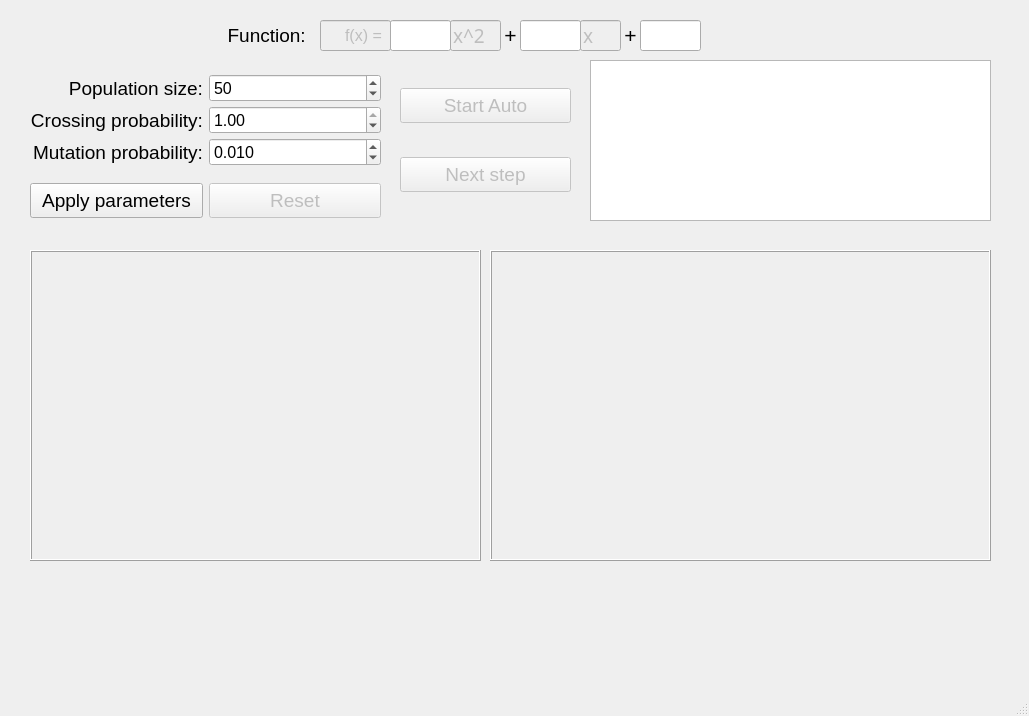
Above: Window.ui from de-nuke/SimpleGeneticAlgorithm before the change. Below: the same form after it.
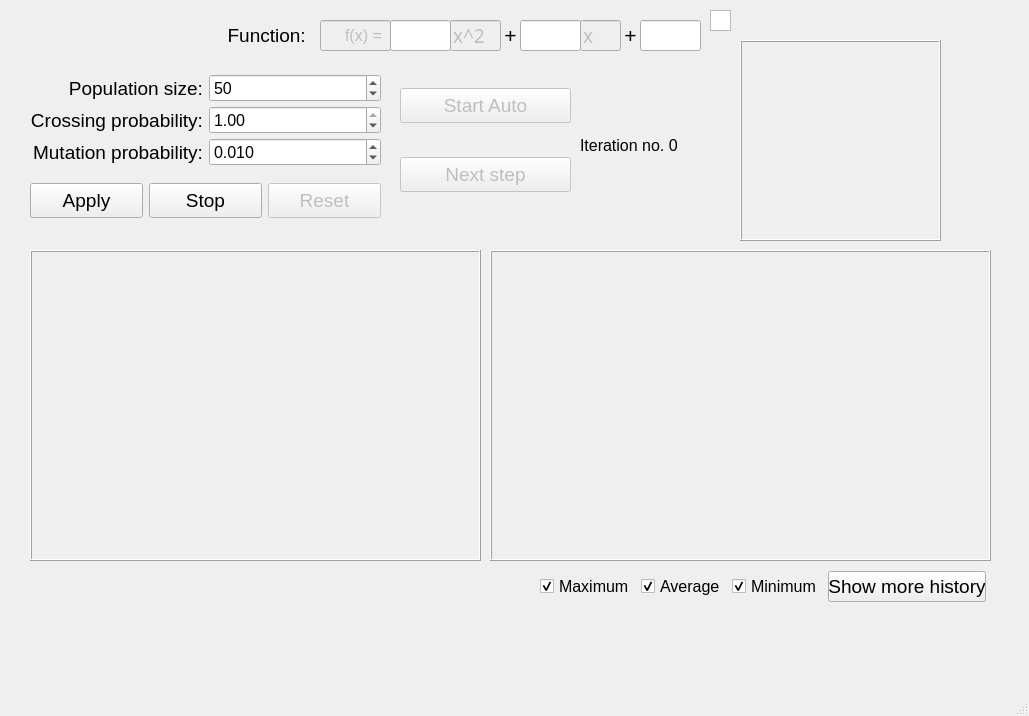
That is the form after the change.

What changed in the file:
```diff
--- a/Window.ui
+++ b/Window.ui
@@ -266,10 +266,10 @@
    <widget class="QGraphicsView" name="canvas">
     <property name="geometry">
      <rect>
-      <x>590</x>
-      <y>60</y>
-      <width>401</width>
-      <height>161</height>
+      <x>710</x>
+      <y>10</y>
+      <width>21</width>
+      <height>21</height>
      </rect>
     </property>
    </widget>
@@ -464,7 +464,22 @@
         <string notr="true">padding: 5px;</string>
        </property>
        <property name="text">
-        <string>Apply parameters</string>
+        <string>Apply</string>
+       </property>
+      </widget>
+     </item>
+     <item>
+      <widget class="QPushButton" name="clear_btn">
+       <property name="font">
+        <font>
+         <pointsize>14</pointsize>
+        </font>
+       </property>
+       <property name="styleSheet">
+        <string notr="true">padding: 5px;</string>
+       </property>
+       <property name="text">
+        <string>Stop</string>
        </property>
       </widget>
      </item>
@@ -488,6 +503,115 @@
      </item>
     </layout>
    </widget>
+   <widget class="QLabel" name="log_label">
+    <property name="geometry">
+     <rect>
+      <x>580</x>
+      <y>70</y>
+      <width>171</width>
+      <height>151</height>
+     </rect>
+    </property>
+    <property name="font">
+     <font>
+      <pointsize>12</pointsize>
+     </font>
+    </property>
+    <property name="styleSheet">
+     <string notr="true"/>
+    </property>
+    <property name="text">
+     <string>Iteration no. 0</string>
+    </property>
+   </widget>
+   <widget class="QWidget" name="horizontalLayoutWidget_2">
+    <property name="geometry">
+     <rect>
+      <x>540</x>
+      <y>570</y>
+      <width>446</width>
+      <height>33</height>
+     </rect>
+    </property>
+    <layout class="QHBoxLayout" name="horizontalLayout_2">
+     <item>
+      <widget class="QCheckBox" name="max_check">
+       <property name="font">
+        <font>
+         <pointsize>12</pointsize>
+        </font>
+       </property>
+       <property name="text">
+        <string>Maximum</string>
+       </property>
+       <property name="checked">
+        <bool>true</bool>
+       </property>
+      </widget>
+     </item>
+     <item>
+      <widget class="QCheckBox" name="avg_check">
+       <property name="font">
+        <font>
+         <pointsize>12</pointsize>
+        </font>
+       </property>
+       <property name="text">
+        <string>Average</string>
+       </property>
+       <property name="checked">
+        <bool>true</bool>
+       </property>
+      </widget>
+     </item>
+     <item>
+      <widget class="QCheckBox" name="min_check">
+       <property name="font">
+        <font>
+         <pointsize>12</pointsize>
+        </font>
+       </property>
+       <property name="text">
+        <string>Minimum</string>
+       </property>
+       <property name="checked">
+        <bool>true</bool>
+       </property>
+      </widget>
+     </item>
+     <item>
+      <widget class="QPushButton" name="show_more_btn">
+       <property name="font">
+        <font>
+         <pointsize>14</pointsize>
+        </font>
+       </property>
+       <property name="text">
+        <string>Show more history</string>
+       </property>
+      </widget>
+     </item>
+    </layout>
+   </widget>
+   <widget class="QFrame" name="frame_3">
+    <property name="geometry">
+     <rect>
+      <x>740</x>
+      <y>40</y>
+      <width>201</width>
+      <height>201</height>
+     </rect>
+    </property>
+    <property name="styleSheet">
+     <string notr="true"/>
+    </property>
+    <property name="frameShape">
+     <enum>QFrame::Box</enum>
+    </property>
+    <property name="frameShadow">
+     <enum>QFrame::Raised</enum>
+    </property>
+   </widget>
   </widget>
   <widget class="QMenuBar" name="menubar">
    <property name="geometry">
```
